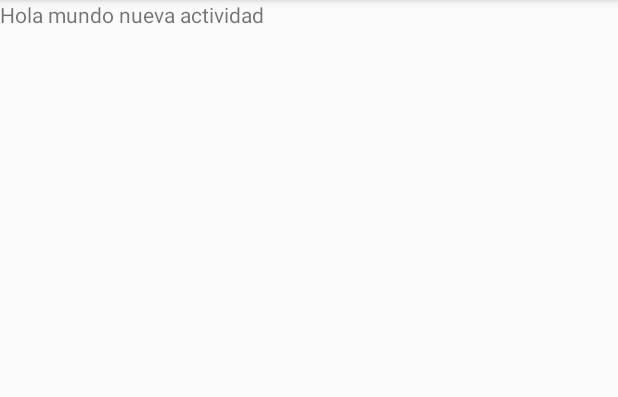
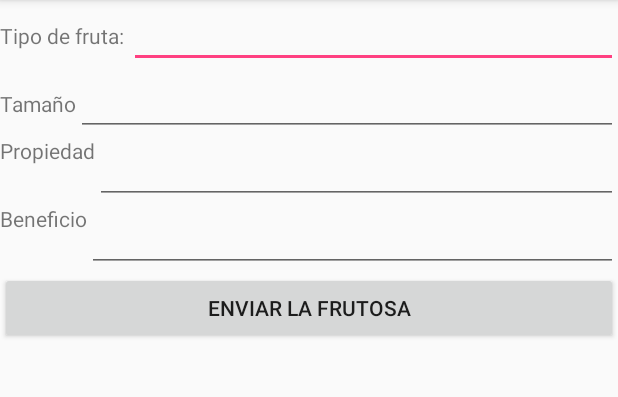
Before and after one commit to neodevelop/StuffStorage, an Android app: the NewFruitActivity screen opened directly, with no data from a screen before it, on a phone screen of 412 x 824 dp, the part 84-481 px from its top. Run offline under Robolectric (Android 15) with nearby library versions, the phone set to English and light mode, and no system bars.

Commit message:
Agregando elementos de la forma de ffruta

```diff
--- a/app/src/main/res/layout/activity_new_fruit.xml
+++ b/app/src/main/res/layout/activity_new_fruit.xml
@@ -1,14 +1,75 @@
 <?xml version="1.0" encoding="utf-8"?>
-<android.support.constraint.ConstraintLayout xmlns:android="http://schemas.android.com/apk/res/android"
-    xmlns:app="http://schemas.android.com/apk/res-auto"
+<LinearLayout xmlns:android="http://schemas.android.com/apk/res/android"
     xmlns:tools="http://schemas.android.com/tools"
     android:layout_width="match_parent"
     android:layout_height="match_parent"
+    android:orientation="vertical"
     tools:context="com.makingdevs.stuffstorage.NewFruitActivity">
 
-    <TextView
-        android:layout_width="wrap_content"
+    <LinearLayout
+        android:layout_width="match_parent"
+        android:layout_height="wrap_content">
+        <TextView
+            android:layout_width="wrap_content"
+            android:layout_height="wrap_content"
+            android:text="Tipo de fruta: "/>
+        <EditText
+            android:layout_height="wrap_content"
+            android:layout_width="fill_parent"
+            android:id="@+id/fruit_kind_input" />
+
+    </LinearLayout>
+
+    <LinearLayout
+        android:layout_width="match_parent"
+        android:layout_height="wrap_content">
+        <TextView
+            android:layout_width="wrap_content"
+            android:layout_height="wrap_content"
+            android:text="Tamaño"/>
+        <EditText
+            android:layout_height="wrap_content"
+            android:layout_width="fill_parent"
+            android:id="@+id/fruit_size_input" />
+
+    </LinearLayout>
+
+    <LinearLayout
+        android:layout_width="match_parent"
+        android:layout_height="wrap_content">
+        <TextView
+            android:layout_width="wrap_content"
+            android:layout_height="match_parent"
+            android:text="Propiedad"/>
+        <EditText
+            android:layout_width="match_parent"
+            android:layout_height="wrap_content"
+            android:id="@+id/fruit_property_input" />
+    </LinearLayout>
+
+    <LinearLayout
+        android:layout_width="match_parent"
+        android:layout_height="wrap_content">
+        <TextView
+            android:layout_width="wrap_content"
+            android:layout_height="match_parent"
+            android:text="Beneficio"/>
+        <EditText
+            android:layout_width="match_parent"
+            android:layout_height="wrap_content"
+            android:id="@+id/fruit_benefit_input" />
+    </LinearLayout>
+
+    <LinearLayout
+        android:layout_width="match_parent"
         android:layout_height="match_parent"
-        android:text="Hola mundo nueva actividad"/>
+        android:orientation="horizontal">
+        <Button
+            android:id="@+id/button_submit"
+            android:layout_width="match_parent"
+            android:layout_height="wrap_content"
+            android:text="@string/send"/>
 
-</android.support.constraint.ConstraintLayout>
+    </LinearLayout>
+
+</LinearLayout>
--- a/app/src/main/res/values/strings.xml
+++ b/app/src/main/res/values/strings.xml
@@ -7,4 +7,5 @@
     <string name="fruit_kind">Tipo</string>
     <string name="fruit_property">Propiedad</string>
     <string name="fruit_benefit">Beneficio</string>
+    <string name="send">Enviar la frutosa</string>
 </resources>
```
